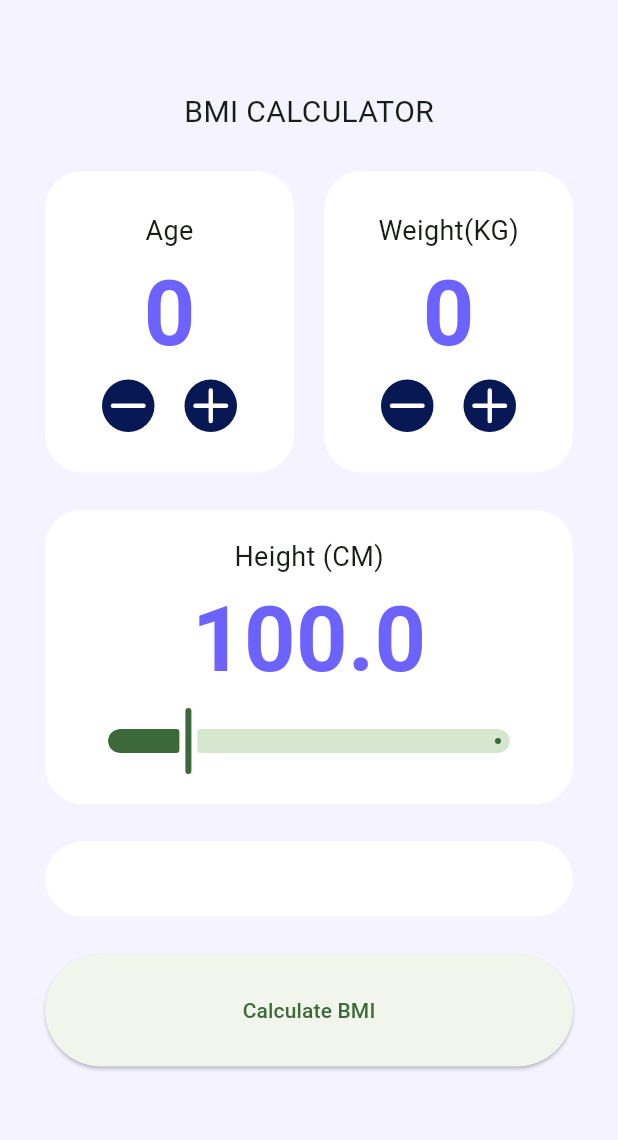
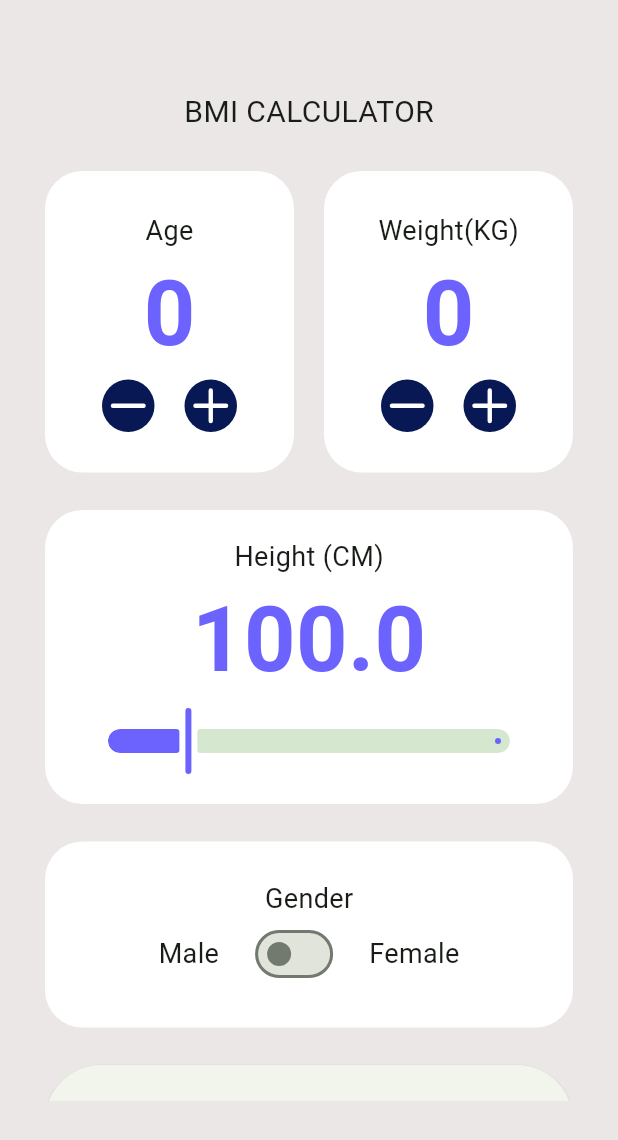
Before and after one commit to RedNoti/mobile_web_pro_flutterproject2025, a Flutter app: the MainScreen screen opened by its route, on a phone screen of 412 x 824 dp. Shown: the top 1140 px of the screen. Run offline on Flutter 3.47's test engine with Material 3 defaults, Android fonts, the phone set to English and light mode, and no system bars; our stand-ins replace go_router, lucide_icons_flutter.

Commit message:
4월 18일 (5월 4일 보강)

```diff
--- a/lib/app/router/app_route.dart
+++ b/lib/app/router/app_route.dart
@@ -1,4 +1,4 @@
-enum AppRoute { start, main }
+enum AppRoute { start, main, result }
 
 extension AppRouteExtensionon on AppRoute {
   String get topath => '/$name';
--- a/lib/app/router/app_router.dart
+++ b/lib/app/router/app_router.dart
@@ -1,5 +1,6 @@
 import 'package:daelim_2025/app/router/app_route.dart';
 import 'package:daelim_2025/main/mainScreen.dart';
+import 'package:daelim_2025/presentation/result/result_screen.dart';
 import 'package:daelim_2025/presentation/start/Startscreen.dart';
 import 'package:go_router/go_router.dart';
 
@@ -8,11 +9,22 @@ final router = GoRouter(
   routes: [
     GoRoute(
       path: AppRoute.start.topath,
+      name: AppRoute.start.name,
       builder: (context, state) => Startscreen(),
     ),
     GoRoute(
       path: AppRoute.main.topath,
+      name: AppRoute.main.name,
       builder: (context, state) => MainScreen(),
+    ),
+    GoRoute(
+      path: AppRoute.result.topath,
+      name: AppRoute.result.name,
+      builder: (context, state) {
+        final bmi = state.uri.queryParameters['bmi'];
+        //가져올 값
+        return ResultScreen(bmi: double.parse(bmi!));
+      },
     ),
   ],
 );
--- a/lib/main/mainScreen.dart
+++ b/lib/main/mainScreen.dart
@@ -1,7 +1,9 @@
+import 'package:daelim_2025/app/router/app_route.dart';
+import 'package:daelim_2025/main/widgets/gender_box.dart';
 import 'package:daelim_2025/main/widgets/height_box.dart';
 import 'package:daelim_2025/main/widgets/in_de_container.dart';
-import 'package:daelim_2025/presentation/common/widgets/white_box.dart';
 import 'package:flutter/material.dart';
+import 'package:go_router/go_router.dart';
 
 class MainScreen extends StatefulWidget {
   const MainScreen({super.key});
@@ -13,14 +15,34 @@ class MainScreen extends StatefulWidget {
 class _MyWidgetState extends State<MainScreen> {
   int _age = 0;
   int _weight = 0;
+  double _height = 100.0;
+  Gender _gender = Gender.male;
+
+  void _onCalculated() {
+    debugPrint('나이 $_age');
+    debugPrint('몸무게 $_weight');
+    debugPrint('키 $_height');
+    debugPrint('성별 $_gender');
+
+    final chHeight = _height.round() / 100;
+
+    final bmi = _weight / (chHeight * chHeight);
+    debugPrint('BMI $bmi');
+
+    context.pushNamed(
+      AppRoute.result.name,
+      queryParameters: {'bmi': bmi.toStringAsFixed(2)},
+    );
+  }
 
   @override
   Widget build(BuildContext context) {
     return Scaffold(
-      backgroundColor: Color(0xFFF4F3FF),
+      backgroundColor: Color.fromARGB(255, 236, 231, 231),
       body: SafeArea(
         child: Padding(
           padding: const EdgeInsets.only(left: 30, right: 30, bottom: 90),
+          child: SingleChildScrollView(
             child: Column(
               spacing: 25,
               children: [
@@ -72,14 +94,22 @@ class _MyWidgetState extends State<MainScreen> {
                     ),
                   ],
                 ),
-              heightBox(),
+                heightBox(
+                  onChanged: (height) {
+                    _height = height;
+                  },
+                ),
                 //endregion
-              WhiteBox(padding: EdgeInsets.all(25), child: SizedBox.shrink()),
+                GenderBox(
+                  onChanged: (gender) {
+                    _gender = gender;
+                  },
+                ),
                 SizedBox(
                   width: double.infinity,
                   height: 75,
                   child: ElevatedButton(
-                  onPressed: () {},
+                    onPressed: _onCalculated,
                     child: Text('Calculate BMI'),
                   ),
                 ),
@@ -87,6 +117,7 @@ class _MyWidgetState extends State<MainScreen> {
             ),
           ),
         ),
+      ),
     );
   }
 }
--- /dev/null
+++ b/lib/main/widgets/gender_box.dart
@@ -0,0 +1,53 @@
+import 'package:daelim_2025/presentation/common/widgets/white_box.dart';
+import 'package:flutter/material.dart';
+
+enum Gender { male, female }
+
+class GenderBox extends StatefulWidget {
+  final Function(Gender gender) onChanged;
+  const GenderBox({super.key, required this.onChanged});
+
+  @override
+  State<GenderBox> createState() => _GenderBoxState();
+}
+
+class _GenderBoxState extends State<GenderBox> {
+  Gender _gender = Gender.male;
+  @override
+  Widget build(BuildContext context) {
+    return WhiteBox(
+      padding: EdgeInsets.all(25),
+      child: Column(
+        children: [
+          Text('Gender', style: TextStyle(fontSize: 18)),
+          Row(
+            mainAxisAlignment: MainAxisAlignment.center,
+            spacing: 20,
+            children: [
+              Text('Male', style: TextStyle(fontSize: 18)),
+              Switch.adaptive(
+                value: _gender == Gender.female,
+                onChanged: (value) {
+                  widget.onChanged(_gender);
+                  //UI 변경하기
+
+                  setState(() {
+                    //기본방법
+                    // if (value) {
+                    //   _gender = Gender.female;
+                    // } else {
+                    //   _gender = Gender.male;
+                    // }
+                    _gender = value ? Gender.female : Gender.male;
+                  });
+                  widget.onChanged(_gender);
+                },
+              ),
+              Text('Female', style: TextStyle(fontSize: 18)),
+            ],
+          ),
+        ],
+      ),
+    );
+  }
+}
--- a/lib/main/widgets/height_box.dart
+++ b/lib/main/widgets/height_box.dart
@@ -1,8 +1,11 @@
-import 'package:daelim_2025/presentation/common/widgets/white_box.dart';
+// ignore_for_file: public_member_api_docs, sort_constructors_first
 import 'package:flutter/material.dart';
 
+import 'package:daelim_2025/presentation/common/widgets/white_box.dart';
+
 class heightBox extends StatefulWidget {
-  const heightBox({super.key});
+  final Function(double height) onChanged;
+  const heightBox({Key? key, required this.onChanged}) : super(key: key);
 
   @override
   State<heightBox> createState() => _heightBoxState();
@@ -20,7 +23,7 @@ class _heightBoxState extends State<heightBox> {
           Text('Height (CM)', style: TextStyle(fontSize: 18)),
           //숫자
           Text(
-            '$_height',
+            '${_height.toStringAsFixed(1)}',
             style: TextStyle(
               fontSize: 60,
               fontWeight: FontWeight.bold,
@@ -33,10 +36,13 @@ class _heightBoxState extends State<heightBox> {
             value: _height,
             min: 50.0,
             max: 300.0,
+
+            activeColor: Color(0xFF6C63FF),
             onChanged: (double value) {
               setState(() {
                 _height = value;
               });
+              widget.onChanged(_height);
             },
           ),
         ],
--- a/lib/presentation/common/widgets/white_box.dart
+++ b/lib/presentation/common/widgets/white_box.dart
@@ -14,7 +14,7 @@ class WhiteBox extends StatelessWidget {
       width: double.infinity,
       padding: padding,
       decoration: BoxDecoration(
-        color: Colors.white,
+        color: const Color.fromARGB(255, 255, 255, 255),
         borderRadius: BorderRadius.circular(25),
       ),
       child: child,
```
Also changed, not shown: lib/presentation/result/result_screen.dart (added, +65 -0 lines). Lines whose indentation alone changed are shown as unchanged.
